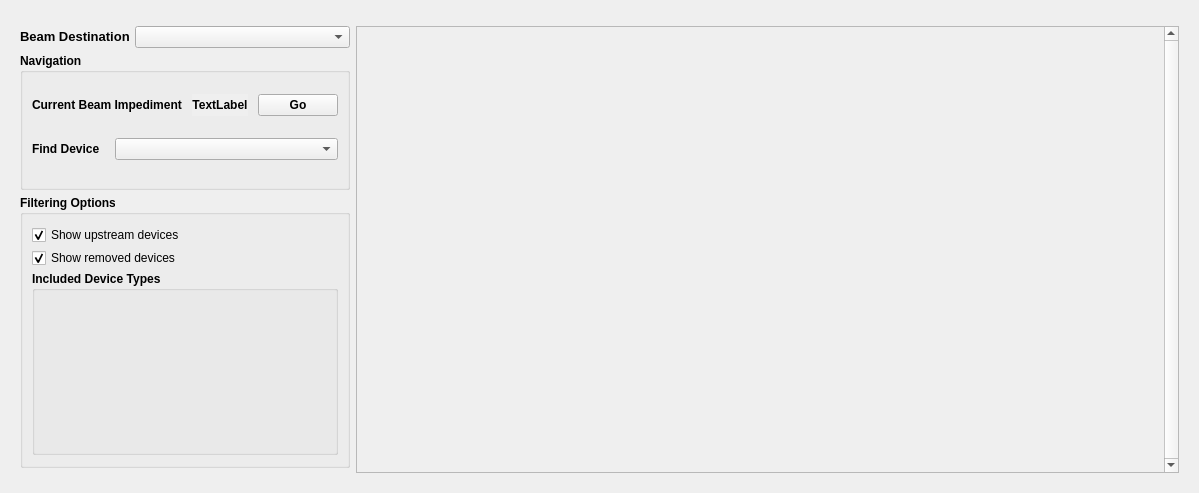
Old version of the form lightpath/ui/lightapp.ui in the repository pcdshub/lightpath.
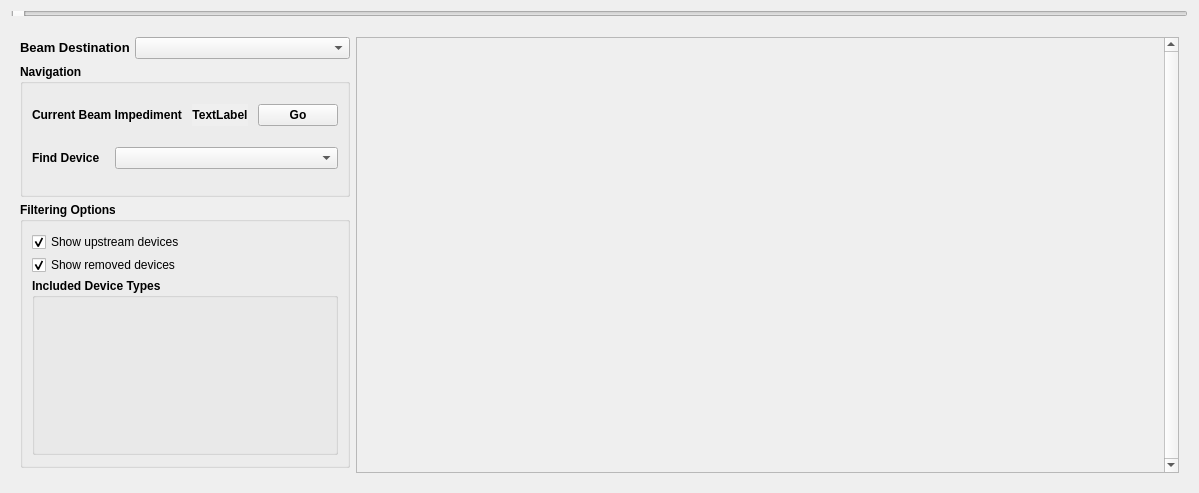
New version of the form.

Commit message: UI: Add another slider to track section of beamline visible

```diff
--- a/lightpath/ui/lightapp.ui
+++ b/lightpath/ui/lightapp.ui
@@ -31,7 +31,29 @@
   <property name="windowTitle">
    <string>Form</string>
   </property>
-  <layout class="QVBoxLayout" name="verticalLayout_3" stretch="0,1">
+  <layout class="QVBoxLayout" name="verticalLayout_3" stretch="0,0,1">
+   <item>
+    <widget class="QSlider" name="slide">
+     <property name="minimumSize">
+      <size>
+       <width>0</width>
+       <height>5</height>
+      </size>
+     </property>
+     <property name="maximumSize">
+      <size>
+       <width>16777215</width>
+       <height>5</height>
+      </size>
+     </property>
+     <property name="styleSheet">
+      <string notr="true"/>
+     </property>
+     <property name="orientation">
+      <enum>Qt::Horizontal</enum>
+     </property>
+    </widget>
+   </item>
    <item>
     <widget class="QFrame" name="overview">
      <property name="frameShape">
@@ -319,7 +341,7 @@
            <x>0</x>
            <y>0</y>
            <width>815</width>
-           <height>439</height>
+           <height>428</height>
           </rect>
          </property>
          <property name="sizePolicy">
```
